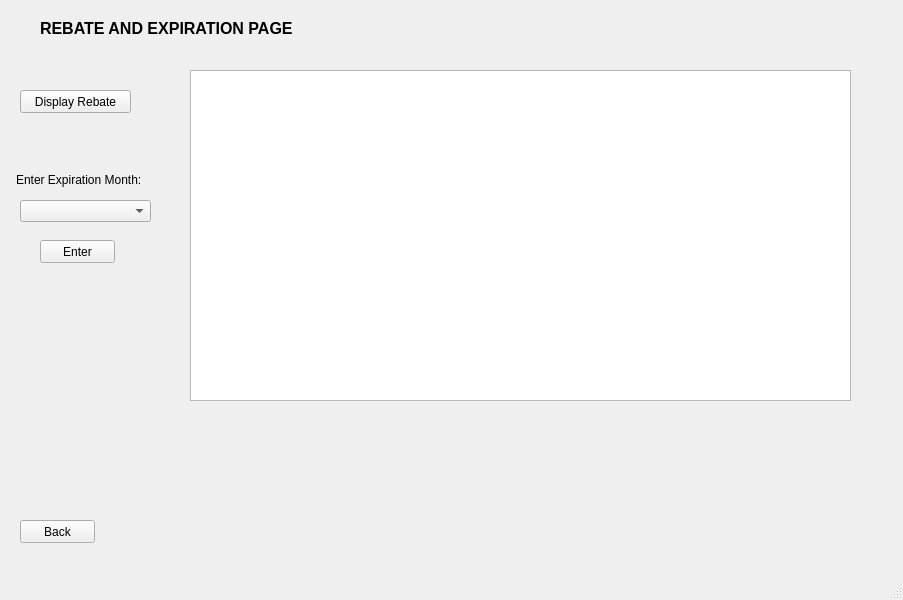
The window that storemanagerpage.ui (MHJBEAST1101/CS1C-Project-2-Bulk-Club) describes before a commit, drawn with Qt 5.
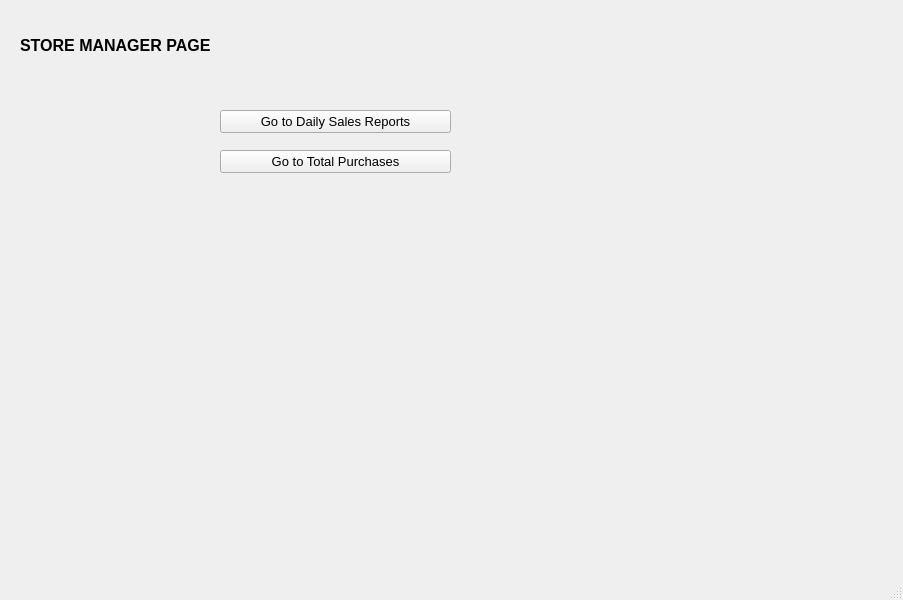
The same window after the commit.

What changed in the file:
```diff
--- a/storemanagerpage.ui
+++ b/storemanagerpage.ui
@@ -17,19 +17,14 @@
    <widget class="QStackedWidget" name="stackedWidget">
     <property name="geometry">
      <rect>
-      <x>0</x>
+      <x>-10</x>
       <y>0</y>
       <width>911</width>
       <height>591</height>
      </rect>
     </property>
-    <property name="font">
-     <font>
-      <pointsize>9</pointsize>
-     </font>
-    </property>
     <property name="currentIndex">
-     <number>1</number>
+     <number>0</number>
     </property>
     <widget class="QWidget" name="storeManagerHomePage">
      <widget class="QLabel" name="label">
@@ -86,118 +81,6 @@
       </property>
       <property name="text">
        <string>Go to Total Purchases</string>
-      </property>
-     </widget>
-     <widget class="QPushButton" name="rebatePushBtn">
-      <property name="geometry">
-       <rect>
-        <x>230</x>
-        <y>200</y>
-        <width>231</width>
-        <height>23</height>
-       </rect>
-      </property>
-      <property name="font">
-       <font>
-        <pointsize>9</pointsize>
-       </font>
-      </property>
-      <property name="text">
-       <string>Go to Rebate and Expiration Page</string>
-      </property>
-     </widget>
-    </widget>
-    <widget class="QWidget" name="rebateAndExpPage">
-     <widget class="QLabel" name="label_11">
-      <property name="geometry">
-       <rect>
-        <x>40</x>
-        <y>20</y>
-        <width>281</width>
-        <height>16</height>
-       </rect>
-      </property>
-      <property name="font">
-       <font>
-        <pointsize>12</pointsize>
-        <weight>75</weight>
-        <bold>true</bold>
-       </font>
-      </property>
-      <property name="text">
-       <string>REBATE AND EXPIRATION PAGE</string>
-      </property>
-     </widget>
-     <widget class="QPushButton" name="rebateBackBtn">
-      <property name="geometry">
-       <rect>
-        <x>20</x>
-        <y>520</y>
-        <width>75</width>
-        <height>23</height>
-       </rect>
-      </property>
-      <property name="text">
-       <string>Back</string>
-      </property>
-     </widget>
-     <widget class="QTableView" name="rebateAndExpTableView">
-      <property name="geometry">
-       <rect>
-        <x>190</x>
-        <y>70</y>
-        <width>661</width>
-        <height>331</height>
-       </rect>
-      </property>
-     </widget>
-     <widget class="QPushButton" name="displayRebatePushBtn">
-      <property name="geometry">
-       <rect>
-        <x>20</x>
-        <y>90</y>
-        <width>111</width>
-        <height>23</height>
-       </rect>
-      </property>
-      <property name="text">
-       <string>Display Rebate</string>
-      </property>
-     </widget>
-     <widget class="QLabel" name="label_12">
-      <property name="geometry">
-       <rect>
-        <x>16</x>
-        <y>170</y>
-        <width>131</width>
-        <height>20</height>
-       </rect>
-      </property>
-      <property name="text">
-       <string>Enter Expiration Month:</string>
-      </property>
-     </widget>
-     <widget class="QComboBox" name="expMonthComboBox">
-      <property name="geometry">
-       <rect>
-        <x>20</x>
-        <y>200</y>
-        <width>131</width>
-        <height>22</height>
-       </rect>
-      </property>
-     </widget>
-     <widget class="QPushButton" name="expMonthEnterBtn">
-      <property name="geometry">
-       <rect>
-        <x>40</x>
-        <y>240</y>
-        <width>75</width>
-        <height>23</height>
-       </rect>
-      </property>
-      <property name="text">
-       <string>Enter</string>
       </property>
      </widget>
     </widget>
```
